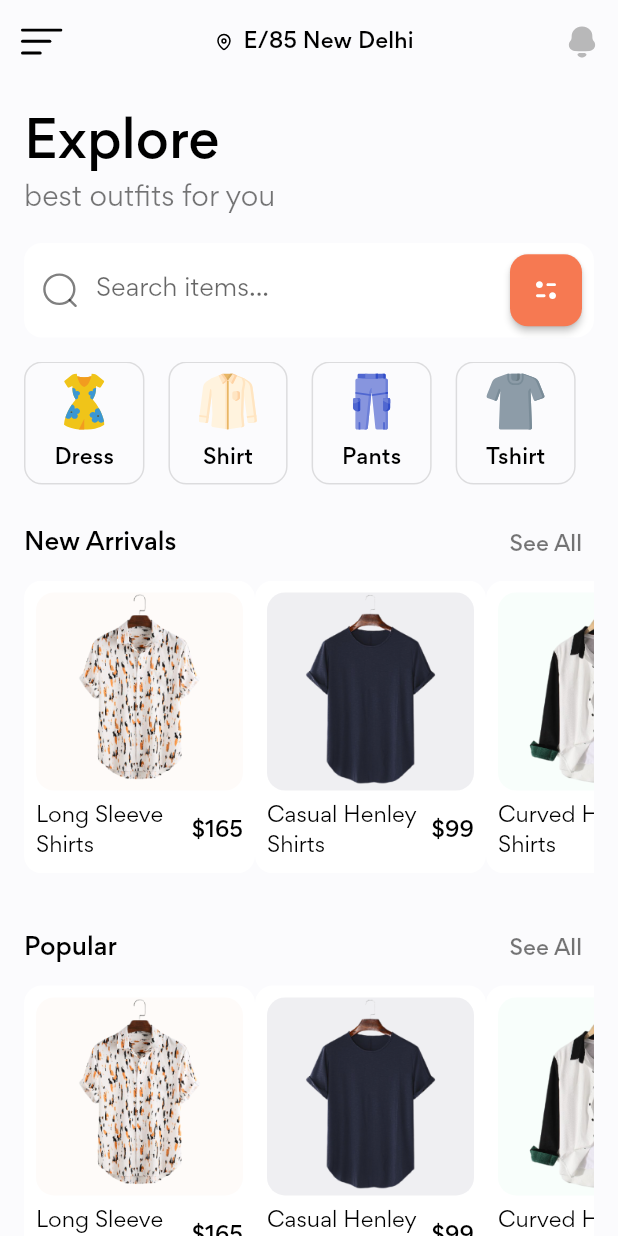
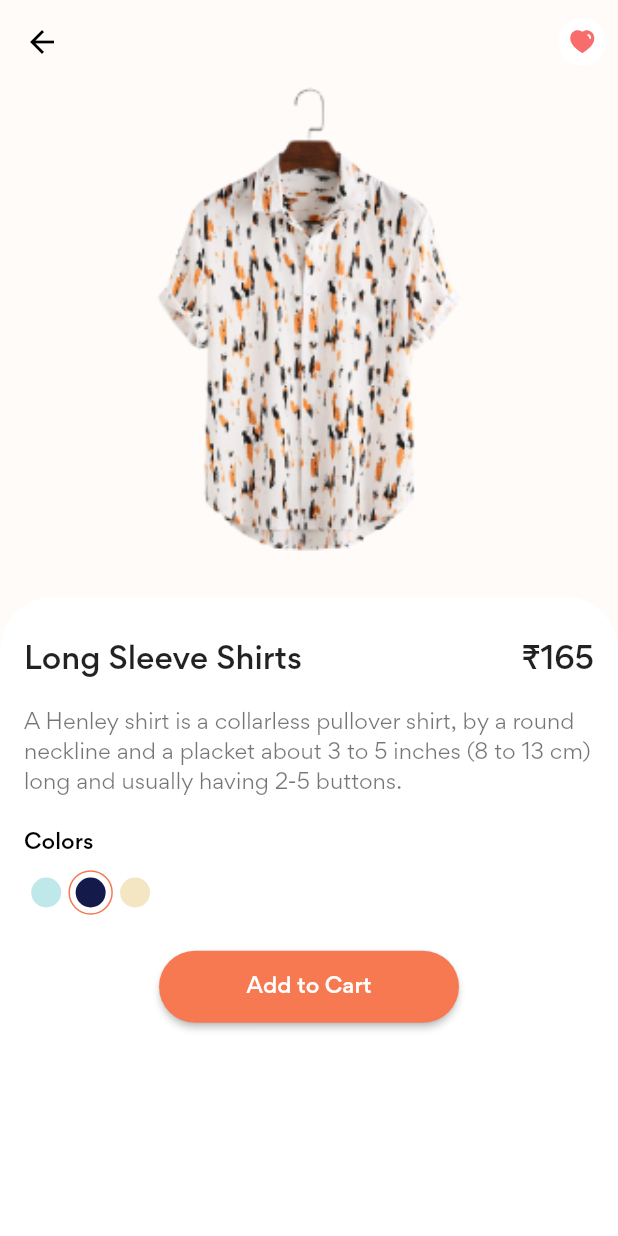
Before and after one commit to Vikram1997-hue/Shopping_App, a Flutter app: the screen it shows after launch, after a tap on "Long Sleeve Shirts", on a phone screen of 412 x 824 dp. Run offline on Flutter 3.47's test engine with Material 2 defaults, Android fonts, the light colour scheme and no system bars; our stand-ins replace flutter_svg.

Commit message:
details screen complete

```diff
--- /dev/null
+++ b/lib/screens/details/components/color_dot.dart
@@ -0,0 +1,31 @@
+import 'package:flutter/material.dart';
+import 'package:shopping_app/constants.dart';
+
+class ColorDot extends StatelessWidget {
+  const ColorDot({
+    Key key,
+    @required this.color, this.isActive, this.press,
+  }) : super(key: key);
+
+  final Color color;
+  final bool isActive;
+  final Function press;
+
+  @override
+  Widget build(BuildContext context) {
+    return GestureDetector(
+      onTap: press,
+      child: Container(
+        padding: EdgeInsets.all(defaultPadding/4.2),
+        decoration: BoxDecoration(
+          border: Border.all(color: isActive ? primaryColor : Colors.transparent),
+          shape: BoxShape.circle,
+        ),
+        child: CircleAvatar(
+          radius: 10,
+          backgroundColor: color,
+        ),
+      ),
+    );
+  }
+}
--- a/lib/screens/details/details_screen.dart
+++ b/lib/screens/details/details_screen.dart
@@ -0,0 +1,134 @@
+import 'package:flutter/material.dart';
+import 'package:flutter_svg/svg.dart';
+import 'package:shopping_app/constants.dart';
+import 'package:shopping_app/models/Product.dart';
+import './components/color_dot.dart';
+
+class DetailsScreen extends StatelessWidget {
+  const DetailsScreen({
+    Key key,
+    @required this.product}) : super(key: key);
+
+  final Product product;
+
+  @override
+  Widget build(BuildContext context) {
+    Size size = MediaQuery.of(context).size;
+    return Scaffold(
+      backgroundColor: product.color,
+      appBar: AppBar(
+        backgroundColor: Colors.transparent,
+        elevation: 0,
+        leading: BackButton(
+          color: Colors.black,
+        ),
+        actions: [
+          IconButton(
+            icon: CircleAvatar(
+              child: SvgPicture.asset("assets/icons/Heart.svg", height: 20),
+              backgroundColor: Colors.white,
+            ),
+            onPressed: () {},
+          ),
+        ],
+      ),
+
+      body: Column(
+        children: [
+          Image.asset(
+            product.image,
+            height: size.height*0.4,
+            fit: BoxFit.cover,
+          ),
+          SizedBox(height: defaultPadding*0.75,),
+          Expanded(
+            child: Container(
+              padding: EdgeInsets.fromLTRB(
+                defaultPadding,
+                defaultPadding*1.85,
+                defaultPadding,
+                defaultPadding,
+              ),
+              decoration: BoxDecoration(
+                color: Colors.white,
+                borderRadius: BorderRadius.only(
+                  topRight: Radius.circular(defaultBorderRadius*3),
+                  topLeft: Radius.circular(defaultBorderRadius*3),
+                )
+              ),
+              child: SingleChildScrollView(
+                //default scrollDirection is Axis.vertical anyway
+                child: Column(
+                  crossAxisAlignment: CrossAxisAlignment.start,
+                  children: [
+                    Row(
+                      children: [
+                        Expanded(
+                          child: Text(
+                            product.title,
+                            style: Theme.of(context).textTheme.headline6
+                          ),
+                        ),
+                        SizedBox(width: defaultPadding,),
+                        Text("\u{20B9}${product.price}", style: Theme.of(context).textTheme.headline6,),
+                      ],
+                    ),
+                    Padding(
+                      padding: EdgeInsets.only(
+                        top: defaultPadding,
+                        bottom: defaultPadding*1.25
+                      ),
+                      child: Text("A Henley shirt is a collarless pullover shirt, by a round neckline and a placket about 3 to 5 inches (8 to 13 cm) long and usually having 2-5 buttons."),
+                    ),
+                    Text(
+                      "Colors",
+                      style: TextStyle(
+                        color: Colors.black,
+                        fontWeight: FontWeight.w500
+                      ),
+                    ),
+                    SizedBox(height: defaultPadding/2),
+                    Row(
+                      children: [
+                        ColorDot(
+                          color: Color(0xFFBEE8EA),
+                          isActive: false,
+                          press: () {},
+                        ),
+                        ColorDot(
+                          color: Color(0xFF141B4A),
+                          isActive: true,
+                          press: () {},
+                        ),
+                        ColorDot(
+                          color: Color(0xFFF4E5C3),
+                          isActive: false,
+                          press: () {},
+                        ),
+                      ],
+                    ),
+                    SizedBox(height: 1.5*defaultPadding),
+                    Center(
+                      child: SizedBox(
+                        width: 200,
+                        height: 48,
+                        child: ElevatedButton(
+                          onPressed: () {},
+                          child: Text("Add to Cart"),
+                          style: ElevatedButton.styleFrom(
+                            primary: primaryColor,
+                            shape: StadiumBorder(),
+                          )
+                        ),
+                      ),
+                    ),
+                  ],
+                ),
+              ),
+            ),
+          ),
+        ],
+      ),
+    );
+  }
+}
--- a/lib/screens/home/components/entire_new_arrival_section.dart
+++ b/lib/screens/home/components/entire_new_arrival_section.dart
@@ -1,4 +1,5 @@
 import 'package:flutter/material.dart';
+import 'package:shopping_app/screens/details/details_screen.dart';
 import 'section_title.dart';
 import 'package:shopping_app/models/Product.dart';
 import 'product_dart.dart';
@@ -29,7 +30,11 @@ class EntireNewArrivalSection extends StatelessWidget {
                   image: demo_product[index].image,
                   title: demo_product[index].title,
                   price: demo_product[index].price,
-                  press: () {},
+                  press: () {
+                    Navigator.push(context, MaterialPageRoute(
+                      builder: (context) => DetailsScreen(product: demo_product[index],)
+                    ));
+                  },
                   color: demo_product[index].color,
                 ),
               ),
--- a/lib/screens/home/components/popular_section.dart
+++ b/lib/screens/home/components/popular_section.dart
@@ -1,4 +1,5 @@
 import 'package:flutter/material.dart';
+import 'package:shopping_app/screens/details/details_screen.dart';
 import 'section_title.dart';
 import 'package:shopping_app/models/Product.dart';
 import 'product_dart.dart';
@@ -29,7 +30,11 @@ class PopularSection extends StatelessWidget {
                   image: demo_product[index].image,
                   title: demo_product[index].title,
                   price: demo_product[index].price,
-                  press: () {},
+                  press: () {
+                    Navigator.push(context, MaterialPageRoute(
+                      builder: (context) => DetailsScreen(product: demo_product[index])
+                    ));
+                  },
                   color: demo_product[index].color,
                 ),
               ),
--- a/lib/screens/home/components/product_dart.dart
+++ b/lib/screens/home/components/product_dart.dart
@@ -48,7 +48,7 @@ class NewArrivalsProduct extends StatelessWidget {
                   ),
                 ),
                 SizedBox(width: defaultPadding/4,),
-                Text("\$$price", style: Theme.of(context).textTheme.subtitle2,),
+                Text("\u{20B9}$price", style: Theme.of(context).textTheme.subtitle2,),
               ],
             ),
           ],
```
Also changed, not shown: assets/images/logo.png (added), 1 other file.
